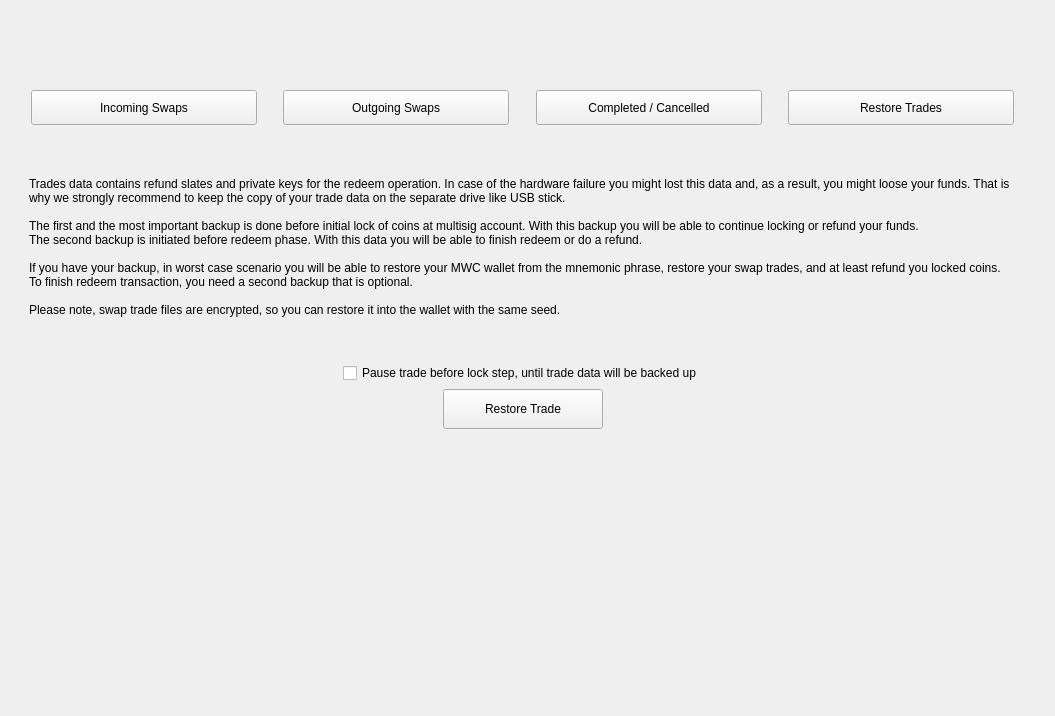
Before: the Qt Designer form windows_desktop/s_swaplist_w.ui in 0xkobe/mwc-wallet, drawn with Qt 5.
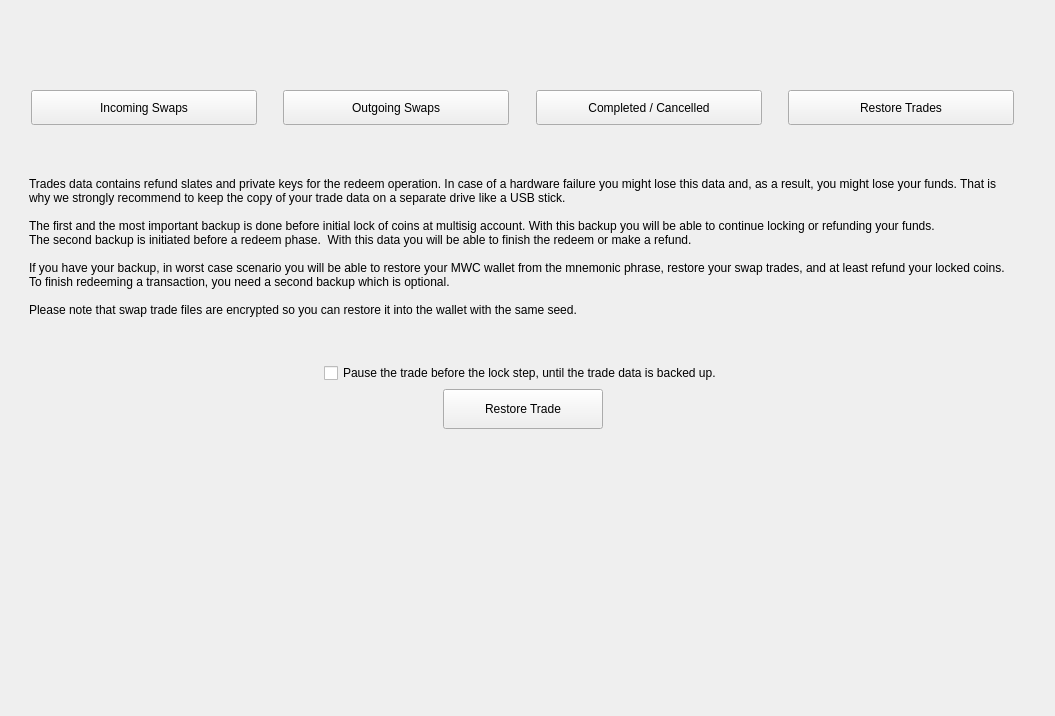
After: the same form once the commit is applied. Icons and pictures are not drawn. Custom widgets are drawn as their Qt base class.

Commit message: https://github.com/mwcproject/mwc-qt-wallet/issues/759 - typos

Diff of the .ui file:
```diff
--- a/windows_desktop/s_swaplist_w.ui
+++ b/windows_desktop/s_swaplist_w.ui
@@ -236,14 +236,14 @@
         <property name="text">
          <string>
 
-Trades data contains refund slates and private keys for the redeem operation. In case of the hardware failure you might lost this data and, as a result, you might loose your funds. That is why we strongly recommend to keep the copy of your trade data on the separate drive like USB stick.
+Trades data contains refund slates and private keys for the redeem operation. In case of a hardware failure you might lose this data and, as a result, you might lose your funds. That is why we strongly recommend to keep the copy of your trade data on a separate drive like a USB stick.
 
-The first and the most important backup is done before initial lock of coins at multisig account. With this backup you will be able to continue locking or refund your funds.
-The second backup is initiated before redeem phase. With this data you will be able to finish redeem or do a refund.
+The first and the most important backup is done before initial lock of coins at multisig account. With this backup you will be able to continue locking or refunding your funds.
+The second backup is initiated before a redeem phase.  With this data you will be able to finish the redeem or make a refund.
 
-If you have your backup, in worst case scenario you will be able to restore your MWC wallet from the mnemonic phrase, restore your swap trades, and at least refund you locked coins. To finish redeem transaction, you need a second backup that is optional.
+If you have your backup, in worst case scenario you will be able to restore your MWC wallet from the mnemonic phrase, restore your swap trades, and at least refund your locked coins. To finish redeeming a transaction, you need a second backup which is optional.
 
-Please note, swap trade files are encrypted, so you can restore it into the wallet with the same seed.</string>
+Please note that swap trade files are encrypted so you can restore it into the wallet with the same seed.</string>
         </property>
         <property name="alignment">
          <set>Qt::AlignLeading|Qt::AlignLeft|Qt::AlignVCenter</set>
@@ -284,7 +284,7 @@
         <item>
          <widget class="QCheckBox" name="checkEnforceBackup">
           <property name="text">
-           <string>Pause trade before lock step, until trade data will be backed up</string>
+           <string>Pause the trade before the lock step, until the trade data is backed up.</string>
           </property>
          </widget>
         </item>
@@ -607,16 +607,16 @@
    <extends>QPushButton</extends>
    <header>control_desktop/MwcPushButton.h</header>
   </customwidget>
-  <customwidget>
-   <class>control::MwcLabelNormal</class>
-   <extends>QLabel</extends>
-   <header>control_desktop/MwcLabel.h</header>
-  </customwidget>
   <customwidget>
    <class>control::MwcLabelProgress</class>
    <extends>QLabel</extends>
    <header>control_desktop/MwcLabelProgress.h</header>
   </customwidget>
+  <customwidget>
+   <class>control::MwcLabelNormal</class>
+   <extends>QLabel</extends>
+   <header>control_desktop/MwcLabel.h</header>
+  </customwidget>
   <customwidget>
    <class>control::RichVBox</class>
    <extends>QWidget</extends>
```
The commit also changes 2 other files.
